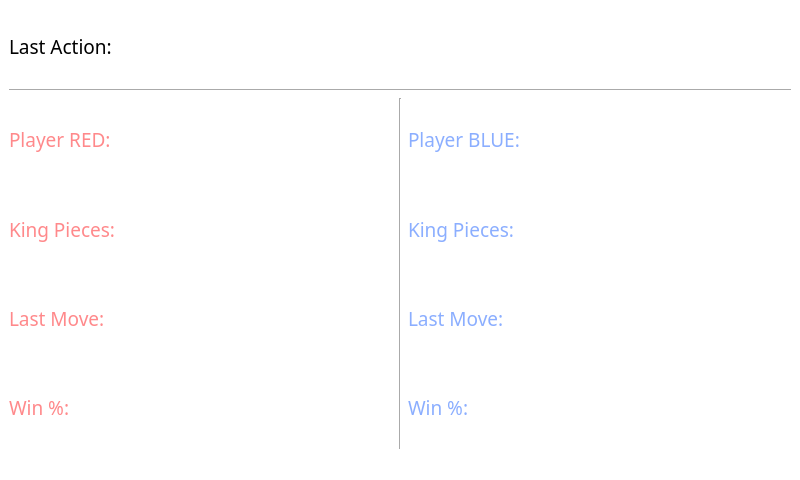
Old version of the form Pi App Code/Frontend_UI.ui in the repository asmithie13/Senior-Design.
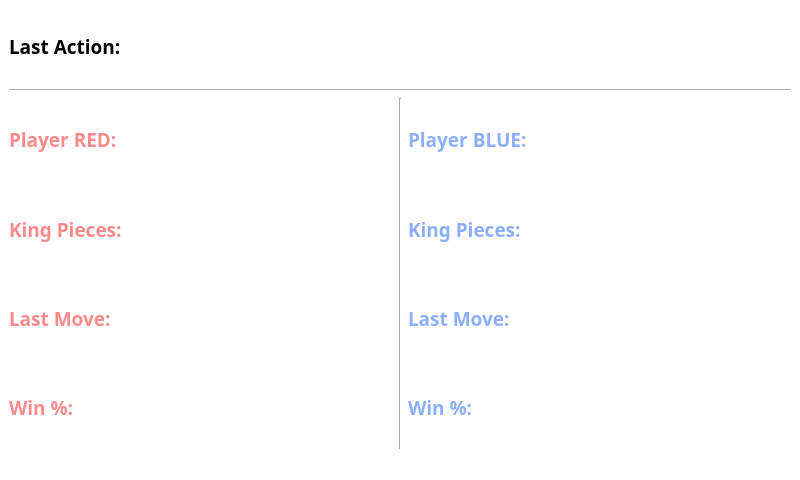
New version of the form.

Commit message: Names updated and bold text added

Diff of the .ui file:
```diff
--- a/Pi App Code/Frontend_UI.ui
+++ b/Pi App Code/Frontend_UI.ui
@@ -27,6 +27,8 @@
        <font>
         <family>Eras Medium ITC</family>
         <pointsize>14</pointsize>
+        <weight>75</weight>
+        <bold>true</bold>
        </font>
       </property>
       <property name="styleSheet">
@@ -43,6 +45,8 @@
        <font>
         <family>Eras Medium ITC</family>
         <pointsize>14</pointsize>
+        <weight>75</weight>
+        <bold>true</bold>
        </font>
       </property>
       <property name="styleSheet">
@@ -59,6 +63,8 @@
        <font>
         <family>Eras Medium ITC</family>
         <pointsize>14</pointsize>
+        <weight>75</weight>
+        <bold>true</bold>
        </font>
       </property>
       <property name="styleSheet">
@@ -75,6 +81,8 @@
        <font>
         <family>Eras Medium ITC</family>
         <pointsize>14</pointsize>
+        <weight>75</weight>
+        <bold>true</bold>
        </font>
       </property>
       <property name="styleSheet">
@@ -93,6 +101,8 @@
          <font>
           <family>Eras Medium ITC</family>
           <pointsize>14</pointsize>
+          <weight>75</weight>
+          <bold>true</bold>
          </font>
         </property>
         <property name="text">
@@ -147,6 +157,8 @@
        <font>
         <family>Eras Medium ITC</family>
         <pointsize>14</pointsize>
+        <weight>75</weight>
+        <bold>true</bold>
        </font>
       </property>
       <property name="autoFillBackground">
@@ -166,6 +178,8 @@
        <font>
         <family>Eras Medium ITC</family>
         <pointsize>14</pointsize>
+        <weight>75</weight>
+        <bold>true</bold>
        </font>
       </property>
       <property name="autoFillBackground">
@@ -185,6 +199,8 @@
        <font>
         <family>Eras Medium ITC</family>
         <pointsize>14</pointsize>
+        <weight>75</weight>
+        <bold>true</bold>
        </font>
       </property>
       <property name="autoFillBackground">
@@ -204,6 +220,8 @@
        <font>
         <family>Eras Medium ITC</family>
         <pointsize>14</pointsize>
+        <weight>75</weight>
+        <bold>true</bold>
        </font>
       </property>
       <property name="autoFillBackground">
```
Left out of the diff: 18 changed lines with no effect on the pictures.
